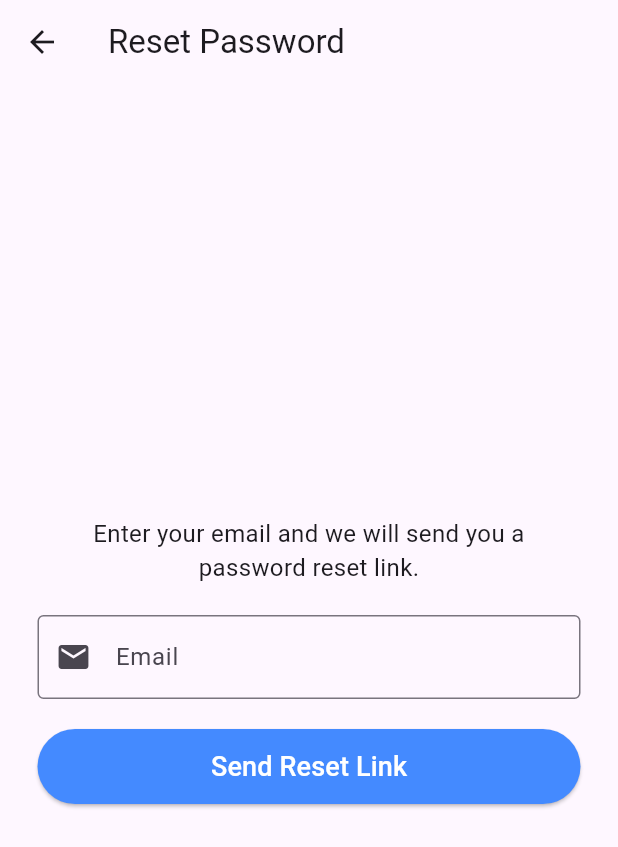
After one commit to Amar-77/SpeakEase_App, a Flutter app: the screen it shows after launch, after a tap on "Forgot Password?", on a phone screen of 412 x 824 dp. The commit adds this screen. Shown: the top 847 px of the screen. Run offline on Flutter 3.47's test engine with Material 3 defaults, Android fonts, the phone set to English and light mode, and no system bars; our stand-ins replace cloud_firestore, file_picker, firebase_auth, firebase_core, firebase_messaging, flutter_dotenv and 2 more; missing offline and left inert: record; accounts and stored records are empty.

Commit message:
forgot password

```diff
--- /dev/null
+++ b/lib/screens/auth/forgot_password_screen.dart
@@ -0,0 +1,96 @@
+import 'package:flutter/material.dart';
+import '../../../services/reset_email_service.dart'; // Import your new service
+
+class ForgotPasswordScreen extends StatefulWidget {
+  const ForgotPasswordScreen({super.key});
+
+  @override
+  State<ForgotPasswordScreen> createState() => _ForgotPasswordScreenState();
+}
+
+class _ForgotPasswordScreenState extends State<ForgotPasswordScreen> {
+  final TextEditingController _emailController = TextEditingController();
+  final ResetEmailService _resetService = ResetEmailService(); // Use the service
+  bool _isLoading = false;
+
+  void _sendResetLink() async {
+    if (_emailController.text.isEmpty) {
+      ScaffoldMessenger.of(context).showSnackBar(
+        const SnackBar(content: Text("Please enter your email")),
+      );
+      return;
+    }
+
+    setState(() => _isLoading = true);
+
+    // Call your separated service logic
+    String? error = await _resetService.sendPasswordResetEmail(_emailController.text);
+
+    setState(() => _isLoading = false);
+
+    if (error == null) {
+      // Success UX
+      if (mounted) {
+        ScaffoldMessenger.of(context).showSnackBar(
+          const SnackBar(
+            content: Text("Reset link sent! Check your email."),
+            backgroundColor: Colors.green,
+          ),
+        );
+        Navigator.pop(context); // Go back to login
+      }
+    } else {
+      // Error UX
+      if (mounted) {
+        ScaffoldMessenger.of(context).showSnackBar(
+          SnackBar(
+            content: Text(error),
+            backgroundColor: Colors.red,
+          ),
+        );
+      }
+    }
+  }
+
+  @override
+  Widget build(BuildContext context) {
+    return Scaffold(
+      appBar: AppBar(title: const Text("Reset Password")),
+      body: Padding(
+        padding: const EdgeInsets.all(25.0),
+        child: Column(
+          mainAxisAlignment: MainAxisAlignment.center,
+          children: [
+            const Text(
+              "Enter your email and we will send you a password reset link.",
+              textAlign: TextAlign.center,
+              style: TextStyle(fontSize: 16),
+            ),
+            const SizedBox(height: 20),
+            TextField(
+              controller: _emailController,
+              keyboardType: TextInputType.emailAddress,
+              decoration: const InputDecoration(
+                labelText: "Email",
+                border: OutlineInputBorder(),
+                prefixIcon: Icon(Icons.email),
+              ),
+            ),
+            const SizedBox(height: 20),
+            SizedBox(
+              width: double.infinity,
+              height: 50,
+              child: ElevatedButton(
+                onPressed: _isLoading ? null : _sendResetLink,
+                style: ElevatedButton.styleFrom(backgroundColor: Colors.blueAccent, foregroundColor: Colors.white),
+                child: _isLoading
+                    ? const CircularProgressIndicator(color: Colors.white)
+                    : const Text("Send Reset Link", style: TextStyle(fontSize: 18)),
+              ),
+            ),
+          ],
+        ),
+      ),
+    );
+  }
+}
--- a/lib/screens/auth/login_screen.dart
+++ b/lib/screens/auth/login_screen.dart
@@ -1,5 +1,6 @@
 import 'package:flutter/material.dart';
 import '../../services/auth_service.dart';
+import 'forgot_password_screen.dart';
 import 'signup_screen.dart';
 
 class LoginScreen extends StatefulWidget {
@@ -43,7 +44,6 @@ class _LoginScreenState extends State<LoginScreen> {
   @override
   Widget build(BuildContext context) {
     return Scaffold(
-      appBar: AppBar(title: const Text("Welcome Back")),
       body: Padding(
         padding: const EdgeInsets.all(20.0),
         child: Column(
@@ -52,7 +52,7 @@ class _LoginScreenState extends State<LoginScreen> {
           children: [
             const Icon(Icons.mic, size: 80, color: Colors.blueAccent),
             const SizedBox(height: 20),
-            const Text("SpeakEase Login", textAlign: TextAlign.center, style: TextStyle(fontSize: 24, fontWeight: FontWeight.bold)),
+            const Text("SpeakEase", textAlign: TextAlign.center, style: TextStyle(fontSize: 24, fontWeight: FontWeight.bold)),
             const SizedBox(height: 40),
 
             TextField(
@@ -66,7 +66,23 @@ class _LoginScreenState extends State<LoginScreen> {
               obscureText: true,
               decoration: const InputDecoration(labelText: "Password", prefixIcon: Icon(Icons.lock), border: OutlineInputBorder()),
             ),
-            const SizedBox(height: 30),
+
+            //Forgot Password
+            Align(
+              alignment: Alignment.centerRight,
+              child: TextButton(
+                onPressed: () {
+                  Navigator.push(
+                    context,
+                    MaterialPageRoute(builder: (context) => const ForgotPasswordScreen()),
+                  );
+                },
+                child: const Text(
+                  "Forgot Password?",
+                ),
+              ),
+            ),
+            const SizedBox(height: 20),
 
             _isLoading
                 ? const Center(child: CircularProgressIndicator())
--- /dev/null
+++ b/lib/services/reset_email_service.dart
@@ -0,0 +1,22 @@
+import 'package:firebase_auth/firebase_auth.dart';
+
+class ResetEmailService {
+  final FirebaseAuth _auth = FirebaseAuth.instance;
+
+  Future<String?> sendPasswordResetEmail(String email) async {
+    try {
+      await _auth.sendPasswordResetEmail(email: email.trim());
+      return null; // Success (null means no error)
+    } on FirebaseAuthException catch (e) {
+      if (e.code == 'user-not-found') {
+        return 'No user found for that email.';
+      } else if (e.code == 'invalid-email') {
+        return 'Please enter a valid email address.';
+      } else {
+        return 'Error: ${e.message}';
+      }
+    } catch (e) {
+      return 'An unexpected error occurred.';
+    }
+  }
+}
```
Also changed, not shown: lib/screens/student/practice/widgets/practice_sheet.dart (+15 -3 lines), 1 other file.
